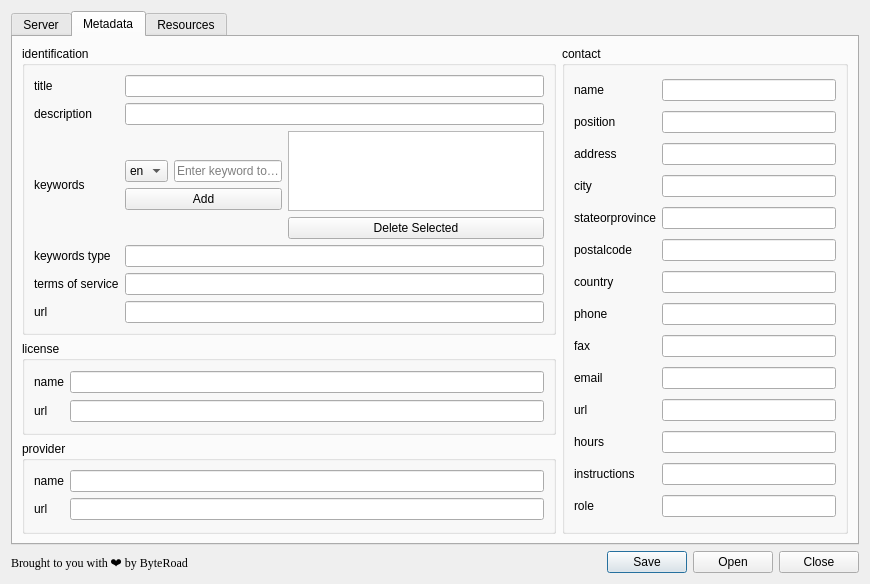
First picture: the form in pygeoapi_config_dialog_base.ui, repository KatKatKateryna/pygeoapi_config, before the edit.
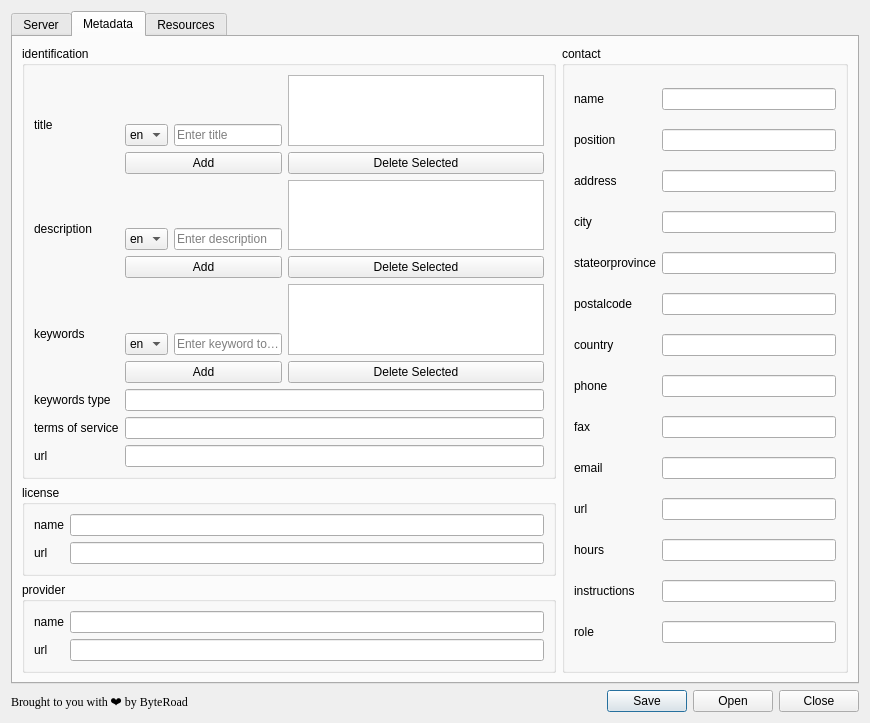
Second picture: the form after the edit. The open tabs and pages were chosen to show the change. Icons and pictures are not drawn.

Commit message: add and delete entries with locales

Patch:
```diff
--- a/pygeoapi_config_dialog_base.ui
+++ b/pygeoapi_config_dialog_base.ui
@@ -582,8 +582,98 @@
            </widget>
           </item>
           <item row="0" column="1">
-           <widget class="QLineEdit" name="lineEditMetadataIdTitle">
-           </widget>
+           
+            <layout class="QHBoxLayout">
+
+              <item>
+              <layout class="QVBoxLayout">
+                <item>            
+                <spacer name="verticalSpacer">
+                <property name="orientation">
+                  <enum>Qt::Vertical</enum>
+                </property>
+                <property name="sizeHint" stdset="0">
+                  <size>
+                  <width>20</width>
+                  <height>40</height>
+                  </size>
+                </property>
+                </spacer>
+                </item>
+
+                <item>
+                  <layout class="QVBoxLayout">
+                  <item>
+
+                  
+                  <layout class="QHBoxLayout">
+                    <item>
+                    <widget class="QComboBox" name="comboBoxIdTitleLocale">
+                      <item>
+                      <property name="text">
+                        <string>en</string>
+                      </property>
+                      </item>
+                      <item>
+                      <property name="text">
+                        <string>pt</string>
+                      </property>
+                      </item>
+                      <item>
+                      <property name="text">
+                        <string>fr</string>
+                      </property>
+                      </item>
+                    </widget>
+                    </item>
+
+                  <item>
+                    <widget class="QLineEdit" name="addMetadataIdTitleLineEdit">
+                    <property name="placeholderText">
+                      <string>Enter title</string>
+                    </property>
+                    </widget>
+                    
+                  </item>
+                  </layout>
+
+                  </item>
+                  <item>
+                    <widget class="QPushButton" name="addMetadataIdTitleButton">
+                    <property name="text">
+                      <string>Add</string>
+                    </property>
+                    </widget>
+                  </item>
+                  </layout>
+                </item>
+              </layout>
+
+              </item>
+              <item>
+                <layout class="QVBoxLayout">
+                  <item>
+                    <widget class="QListWidget" name="listWidgetMetadataIdTitle">
+                    
+                    <property name="maximumSize">
+                      <size>
+                      <width>1000</width>
+                      <height>80</height>
+                      </size>
+                    </property>
+                    </widget>
+                  </item>
+                  <item>
+                    <widget class="QPushButton" name="deleteMetadataIdTitleButton">
+                    <property name="text">
+                      <string>Delete Selected</string>
+                    </property>
+                    </widget>
+                  </item>
+                </layout>
+                
+              </item>
+            </layout>
           </item>
 
 
@@ -595,8 +685,98 @@
            </widget>
           </item>
           <item row="1" column="1">
-           <widget class="QLineEdit" name="lineEditMetadataIdDescription">
-           </widget>
+           
+            <layout class="QHBoxLayout">
+
+              <item>
+              <layout class="QVBoxLayout">
+                <item>            
+                <spacer name="verticalSpacer">
+                <property name="orientation">
+                  <enum>Qt::Vertical</enum>
+                </property>
+                <property name="sizeHint" stdset="0">
+                  <size>
+                  <width>20</width>
+                  <height>40</height>
+                  </size>
+                </property>
+                </spacer>
+                </item>
+
+                <item>
+                  <layout class="QVBoxLayout">
+                  <item>
+
+                  
+                  <layout class="QHBoxLayout">
+                    <item>
+                    <widget class="QComboBox" name="comboBoxIdDescriptionLocale">
+                      <item>
+                      <property name="text">
+                        <string>en</string>
+                      </property>
+                      </item>
+                      <item>
+                      <property name="text">
+                        <string>pt</string>
+                      </property>
+                      </item>
+                      <item>
+                      <property name="text">
+                        <string>fr</string>
+                      </property>
+                      </item>
+                    </widget>
+                    </item>
+
+                  <item>
+                    <widget class="QLineEdit" name="addMetadataIdDescriptionLineEdit">
+                    <property name="placeholderText">
+                      <string>Enter description</string>
+                    </property>
+                    </widget>
+                    
+                  </item>
+                  </layout>
+
+                  </item>
+                  <item>
+                    <widget class="QPushButton" name="addMetadataIdDescriptionButton">
+                    <property name="text">
+                      <string>Add</string>
+                    </property>
+                    </widget>
+                  </item>
+                  </layout>
+                </item>
+              </layout>
+
+              </item>
+              <item>
+                <layout class="QVBoxLayout">
+                  <item>
+                    <widget class="QListWidget" name="listWidgetMetadataIdDescription">
+                    
+                    <property name="maximumSize">
+                      <size>
+                      <width>1000</width>
+                      <height>80</height>
+                      </size>
+                    </property>
+                    </widget>
+                  </item>
+                  <item>
+                    <widget class="QPushButton" name="deleteMetadataIdDescriptionButton">
+                    <property name="text">
+                      <string>Delete Selected</string>
+                    </property>
+                    </widget>
+                  </item>
+                </layout>
+                
+              </item>
+            </layout>
           </item>
 
           <item row="2" column="0">
@@ -611,6 +791,20 @@
 
               <item>
               <layout class="QVBoxLayout">
+              
+                <item>            
+                <spacer name="verticalSpacer">
+                <property name="orientation">
+                  <enum>Qt::Vertical</enum>
+                </property>
+                <property name="sizeHint" stdset="0">
+                  <size>
+                  <width>20</width>
+                  <height>40</height>
+                  </size>
+                </property>
+                </spacer>
+                </item>
 
                 <item>
                   <layout class="QVBoxLayout">
```
Left out of the diff: 69 changed lines with no effect on the pictures. The commit also changes 1 other file.
